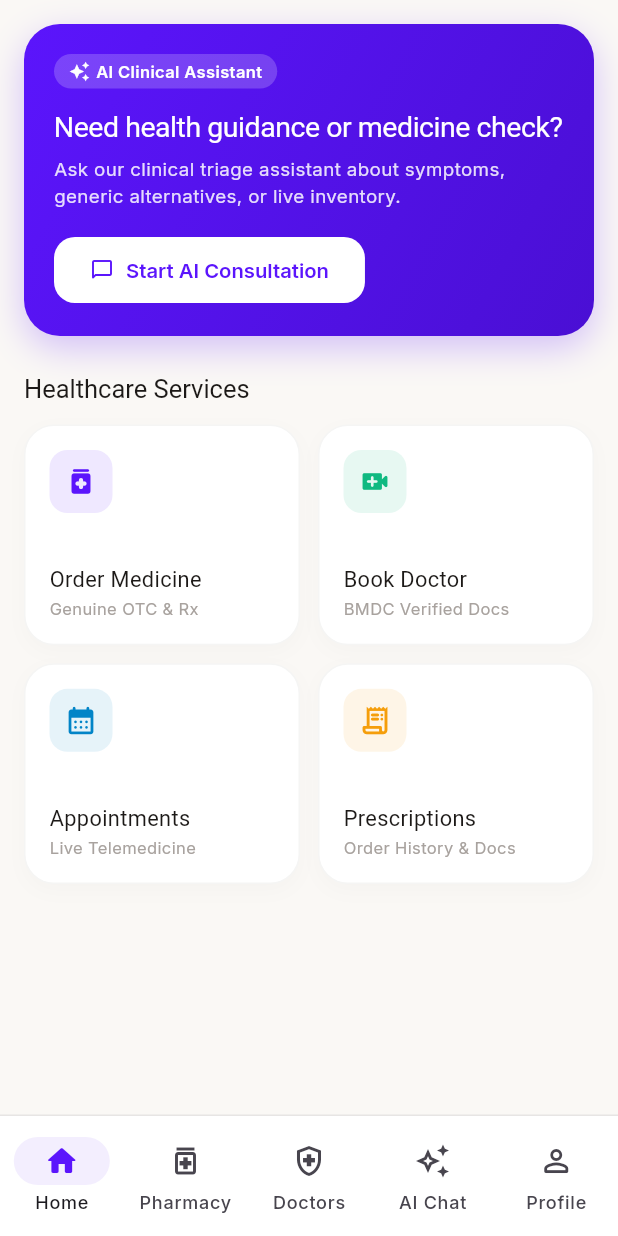
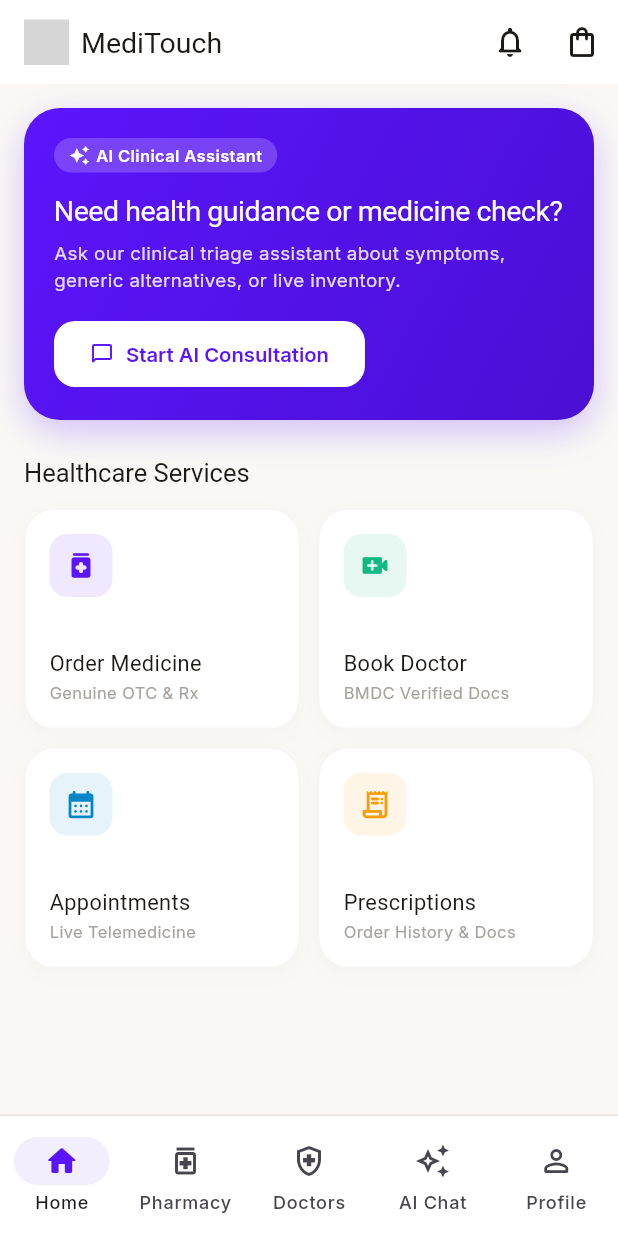
Before and after one commit to kaiumallimon/meditouch-reform, a Flutter app: the HomeScreen screen opened by its route, on a phone screen of 412 x 824 dp. Run offline on Flutter 3.47's test engine with Material 3 defaults, Android fonts, the phone set to English and light mode, and no system bars; our stand-ins replace dio, flutter_riverpod, flutter_secure_storage, flutter_svg, go_router, google_fonts; accounts and stored records are empty; Roboto replaces fonts that are missing (Young Serif); project files that could hold a hidden picture were left out; grey boxes are pictures that could not be loaded.

Commit message:
Add logo and title to AppBar in HomeScreen for improved branding

```diff
--- a/lib/features/home/presentation/home_screen.dart
+++ b/lib/features/home/presentation/home_screen.dart
@@ -1,6 +1,8 @@
 import 'package:flutter/material.dart';
+import 'package:flutter_svg/flutter_svg.dart';
 import 'package:go_router/go_router.dart';
 import 'package:google_fonts/google_fonts.dart';
+import 'package:meditouch/core/constants/app_assets.dart';
 import 'package:meditouch/core/constants/app_colors.dart';
 import 'package:meditouch/core/router/route_names.dart';
 
@@ -10,6 +12,36 @@ class HomeScreen extends StatelessWidget {
   @override
   Widget build(BuildContext context) {
     return Scaffold(
+      appBar: AppBar(
+        title: Row(
+          children: [
+            SvgPicture.asset(
+              AppAssets.logoSvg,
+              width: 30,
+              height: 30,
+              fit: BoxFit.contain,
+            ),
+            const SizedBox(width: 8),
+            Text(
+              'MediTouch',
+              style: GoogleFonts.youngSerif(
+                fontSize: 19,
+                color: AppColors.textPrimary,
+              ),
+            ),
+          ],
+        ),
+        actions: [
+          IconButton(
+            icon: const Icon(Icons.notifications_none_rounded),
+            onPressed: () => context.push(RouteNames.notifications),
+          ),
+          IconButton(
+            icon: const Icon(Icons.shopping_bag_outlined),
+            onPressed: () => context.push(RouteNames.cart),
+          ),
+        ],
+      ),
       body: SingleChildScrollView(
         padding: const EdgeInsets.all(16),
         child: Column(
```
